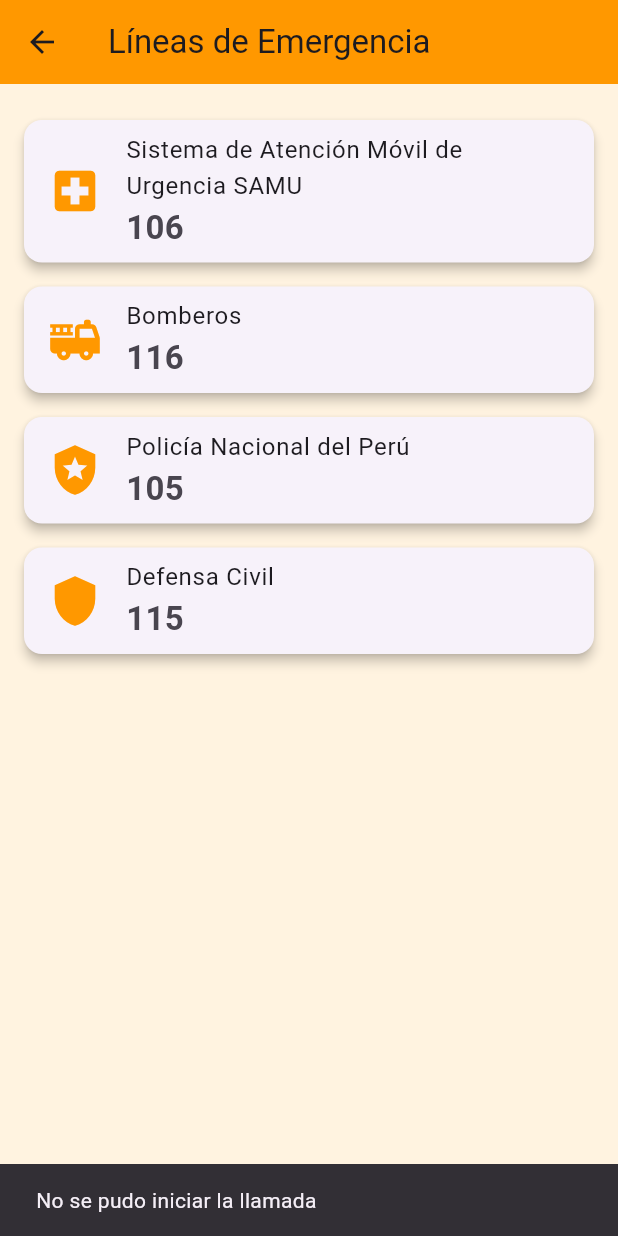
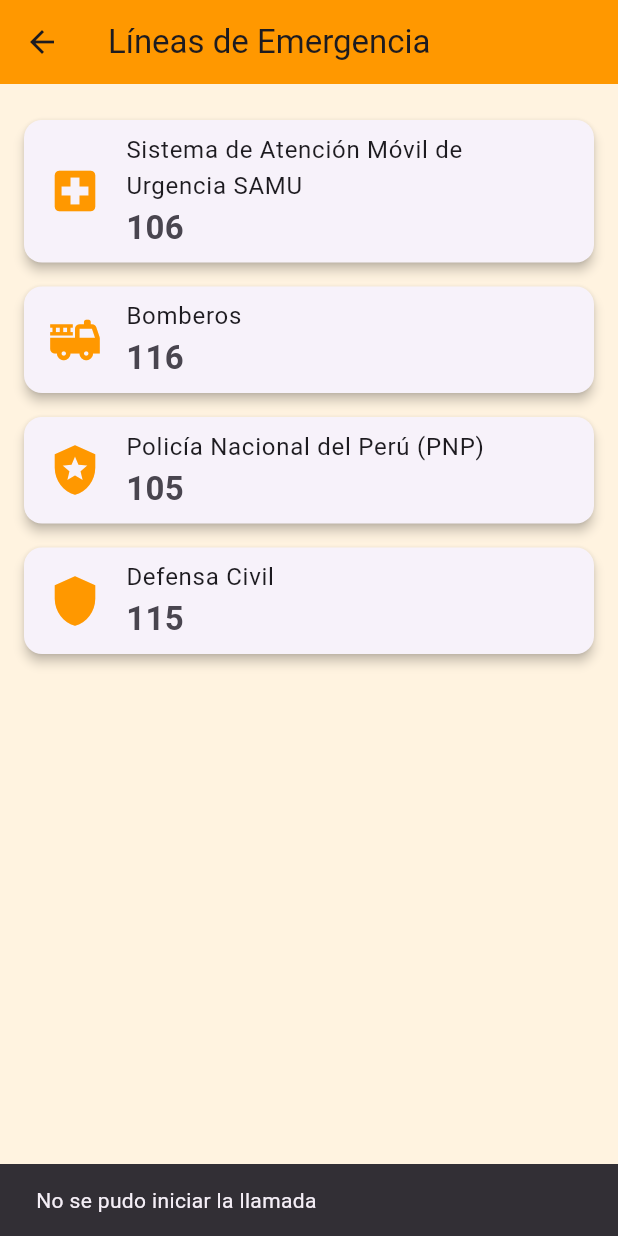
Before and after one commit to Reebotbrei/limaEnAccion, a Flutter app: the SosScreen screen opened directly, after a tap on "Sistema de Atención Móvil de Urgencia SA", on a phone screen of 412 x 824 dp. Run offline on Flutter 3.47's test engine with Material 3 defaults, Android fonts, the phone set to English and light mode, and no system bars; our stand-ins replace image_picker.

Commit message:
lineas de emergencia

```diff
--- a/lib/features/auth/home/screens/sos_screen.dart
+++ b/lib/features/auth/home/screens/sos_screen.dart
@@ -31,7 +31,7 @@ class SosScreen extends StatelessWidget {
             icon: Icons.fire_truck,
           ),
           EmergencyCard(
-            title: 'Policía Nacional del Perú',
+            title: 'Policía Nacional del Perú (PNP)',
             number: '105',
             icon: Icons.local_police,
           ),
@@ -72,11 +72,19 @@ class EmergencyCard extends StatelessWidget {
         ),
         onTap: () async {
           final Uri phoneUri = Uri(scheme: 'tel', path: number);
-          if (await canLaunchUrl(phoneUri)) {
-            await launchUrl(phoneUri);
-          } else {
+          try {
+            final bool launched = await launchUrl(
+              phoneUri,
+              mode: LaunchMode.externalApplication,
+            );
+            if (!launched) {
+              ScaffoldMessenger.of(context).showSnackBar(
+                const SnackBar(content: Text('No se pudo iniciar la llamada')),
+              );
+            }
+          } catch (e) {
             ScaffoldMessenger.of(context).showSnackBar(
-              SnackBar(content: Text('No se pudo iniciar la llamada')),
+              SnackBar(content: Text('Error al intentar llamar: $e')),
             );
           }
         },
```
Also changed, not shown: 2 other files.
